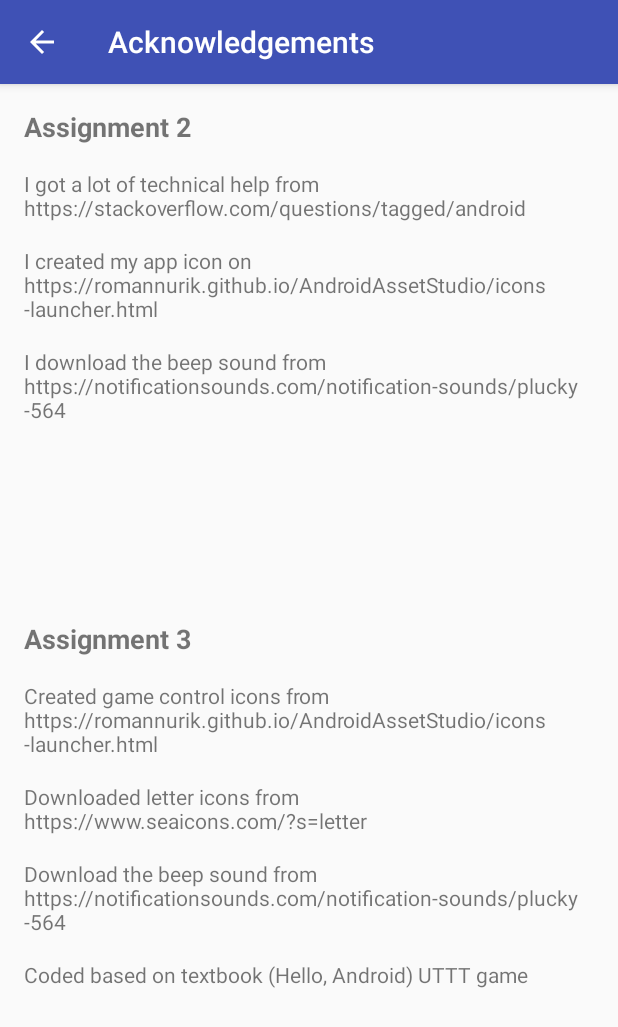
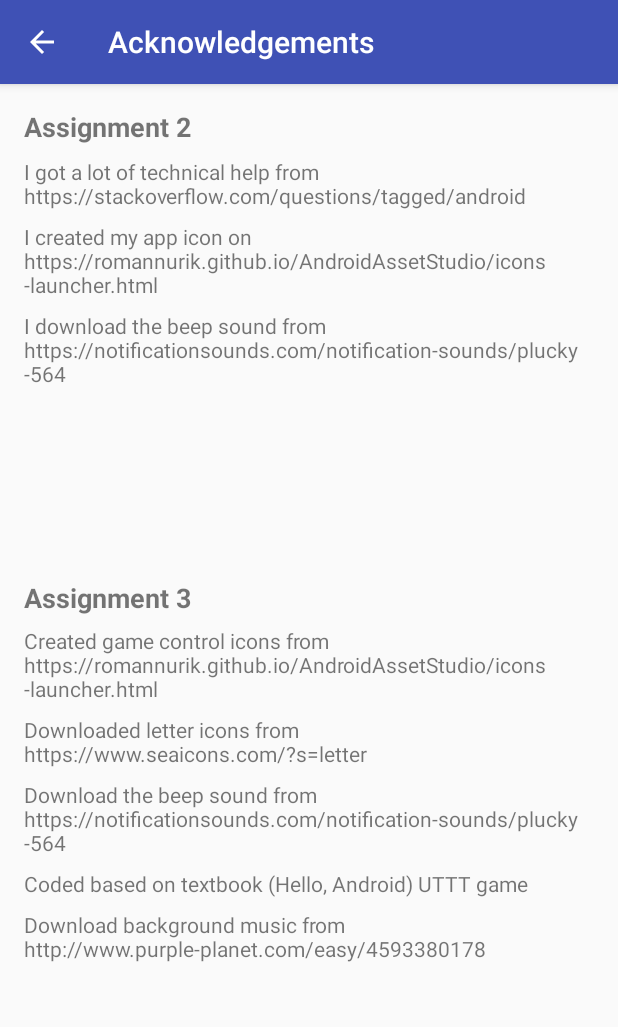
Before and after one commit to fwantx/HelloMAD, an Android app: the AcknowledgementsActivity screen opened directly, with no data from a screen before it, on a phone screen of 412 x 824 dp. Shown: the top 1027 px of the screen. Run offline under Robolectric (Android 15) with nearby library versions, the phone set to English and light mode, and no system bars.

Commit message:
Assignment 5 - Scroggle: update version to 5/3.3 - Add background music

```diff
--- a/app/build.gradle
+++ b/app/build.gradle
@@ -6,8 +6,8 @@ android {
         applicationId "edu.neu.madcourse.fengwan"
         minSdkVersion 24
         targetSdkVersion 27
-        versionCode 5
-        versionName "3.2"
+        versionCode 6
+        versionName "3.3"
         testInstrumentationRunner "android.support.test.runner.AndroidJUnitRunner"
     }
     buildTypes {
--- a/app/src/main/java/edu/neu/madcourse/fengwan/GameActivity.java
+++ b/app/src/main/java/edu/neu/madcourse/fengwan/GameActivity.java
@@ -17,6 +17,7 @@ public class GameActivity extends Activity {
     public static final String KEY_RESTORE = "key_restore";
     public static final String PREF_RESTORE = "pref_restore";
     private GameFragment mGameFragment;
+    private ControlFragment mControlFragment;
     private Set<String> dictionary;
     ProgressDialog progressDialog;
     private MediaPlayer sound;
@@ -60,6 +61,7 @@ public class GameActivity extends Activity {
                 mGameFragment.putState(gameData);
             }
         }
+        mControlFragment = (ControlFragment) getFragmentManager().findFragmentById(R.id.fragment_game_controls);
         Log.d("UT3", "restore = " + restore);
     }
 
@@ -74,7 +76,7 @@ public class GameActivity extends Activity {
         getPreferences(MODE_PRIVATE).edit()
                 .putString(PREF_RESTORE, gameData)
                 .commit();
-        Log.d("UT3", "state = " + gameData);
+        mControlFragment.stopMusic();
     }
 
     protected void onResume() {
--- a/app/src/main/res/layout/activity_acknowledgements.xml
+++ b/app/src/main/res/layout/activity_acknowledgements.xml
@@ -12,7 +12,7 @@
         android:layout_height="wrap_content"
         android:layout_marginEnd="16dp"
         android:layout_marginStart="16dp"
-        android:layout_marginTop="16dp"
+        android:layout_marginTop="8dp"
         android:text="@string/stack_overflow"
         app:layout_constraintEnd_toEndOf="parent"
         app:layout_constraintHorizontal_bias="0.0"
@@ -25,7 +25,7 @@
         android:layout_height="wrap_content"
         android:layout_marginEnd="16dp"
         android:layout_marginStart="16dp"
-        android:layout_marginTop="16dp"
+        android:layout_marginTop="8dp"
         android:text="@string/icon_generator"
         app:layout_constraintEnd_toEndOf="parent"
         app:layout_constraintHorizontal_bias="0.0"
@@ -38,7 +38,7 @@
         android:layout_height="wrap_content"
         android:layout_marginEnd="16dp"
         android:layout_marginStart="16dp"
-        android:layout_marginTop="16dp"
+        android:layout_marginTop="8dp"
         android:text="@string/beep_sound"
         app:layout_constraintEnd_toEndOf="parent"
         app:layout_constraintHorizontal_bias="0.0"
@@ -62,11 +62,11 @@
     <TextView
         android:id="@+id/textView12"
         android:layout_width="0dp"
-        android:layout_height="wrap_content"
+        android:layout_height="23dp"
         android:layout_marginBottom="304dp"
         android:layout_marginEnd="16dp"
         android:layout_marginStart="16dp"
-        android:layout_marginTop="48dp"
+        android:layout_marginTop="16dp"
         android:text="Assignment 3"
         android:textSize="18sp"
         android:textStyle="bold"
@@ -81,7 +81,7 @@
         android:layout_height="wrap_content"
         android:layout_marginEnd="16dp"
         android:layout_marginStart="16dp"
-        android:layout_marginTop="16dp"
+        android:layout_marginTop="8dp"
         android:text="Created game control icons from\nhttps://romannurik.github.io/AndroidAssetStudio/icons-launcher.html"
         app:layout_constraintEnd_toEndOf="parent"
         app:layout_constraintStart_toStartOf="parent"
@@ -93,7 +93,7 @@
         android:layout_height="wrap_content"
         android:layout_marginEnd="16dp"
         android:layout_marginStart="16dp"
-        android:layout_marginTop="16dp"
+        android:layout_marginTop="8dp"
         android:text="Downloaded letter icons from\nhttps://www.seaicons.com/?s=letter"
         app:layout_constraintEnd_toEndOf="parent"
         app:layout_constraintStart_toStartOf="parent"
@@ -105,7 +105,7 @@
         android:layout_height="wrap_content"
         android:layout_marginEnd="16dp"
         android:layout_marginStart="16dp"
-        android:layout_marginTop="16dp"
+        android:layout_marginTop="8dp"
         android:text="Download the beep sound from\nhttps://notificationsounds.com/notification-sounds/plucky-564"
         app:layout_constraintEnd_toEndOf="parent"
         app:layout_constraintStart_toStartOf="parent"
@@ -117,9 +117,21 @@
         android:layout_height="wrap_content"
         android:layout_marginEnd="16dp"
         android:layout_marginStart="16dp"
-        android:layout_marginTop="16dp"
+        android:layout_marginTop="8dp"
         android:text="Coded based on textbook (Hello, Android) UTTT game"
         app:layout_constraintEnd_toEndOf="parent"
         app:layout_constraintStart_toStartOf="parent"
         app:layout_constraintTop_toBottomOf="@+id/textView15" />
+
+    <TextView
+        android:id="@+id/textView17"
+        android:layout_width="0dp"
+        android:layout_height="42dp"
+        android:layout_marginEnd="16dp"
+        android:layout_marginStart="16dp"
+        android:layout_marginTop="8dp"
+        android:text="Download background music from\nhttp://www.purple-planet.com/easy/4593380178"
+        app:layout_constraintEnd_toEndOf="parent"
+        app:layout_constraintStart_toStartOf="parent"
+        app:layout_constraintTop_toBottomOf="@+id/textView16" />
 </android.support.constraint.ConstraintLayout>
```
Also changed, not shown: app/src/main/java/edu/neu/madcourse/fengwan/ControlFragment.java (+27 -0 lines), app/src/main/res/layout/fragment_control.xml (+15 -3 lines), app/src/main/res/drawable/mute.png (added), 1 other file.
